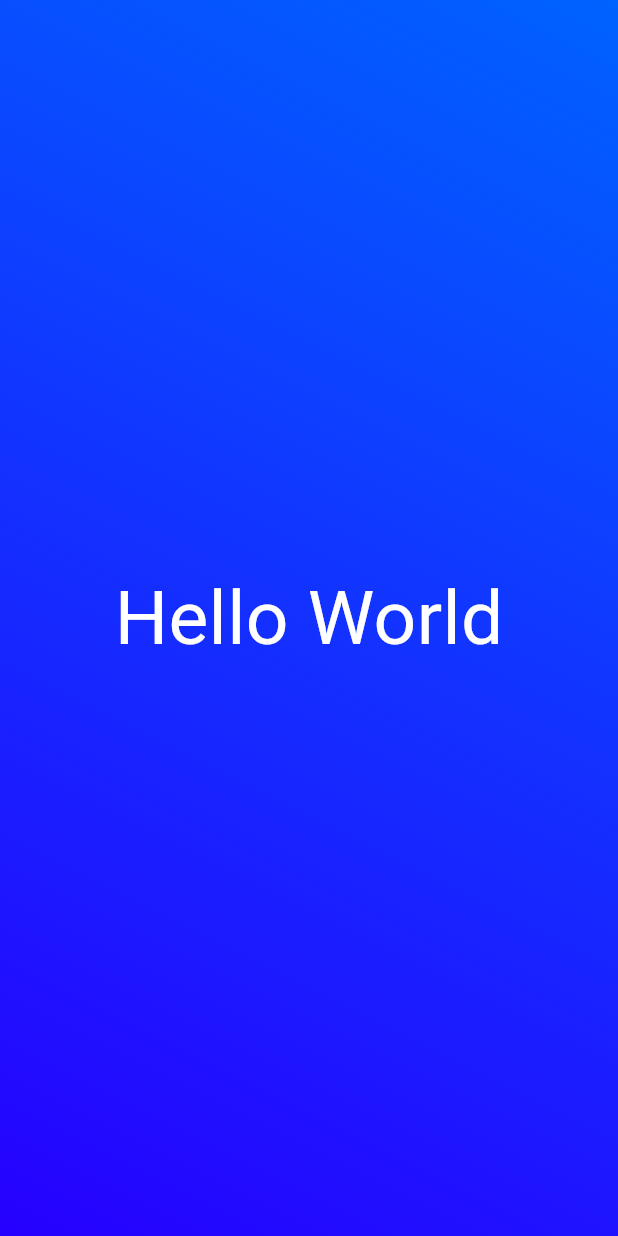
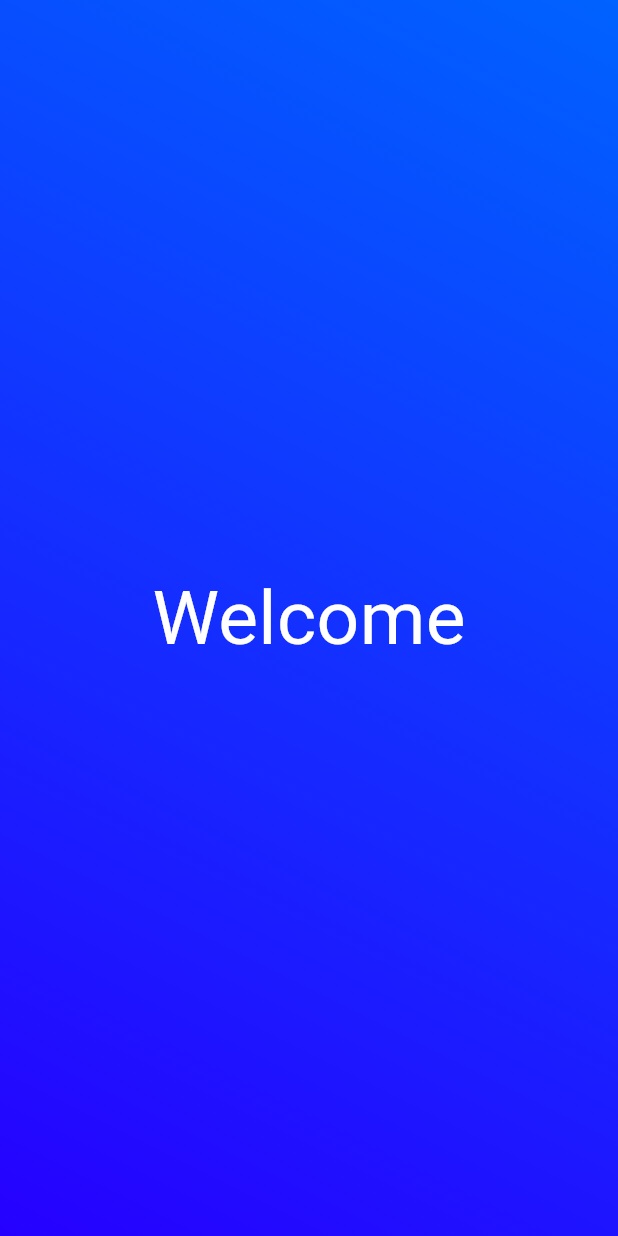
Before and after one commit to UdaraDananjaya/flutter_application, a Flutter app: the screen it shows after launch, on a phone screen of 412 x 824 dp. Run offline on Flutter 3.47's test engine with Material 3 defaults, Android fonts, the phone set to English and light mode, and no system bars.

Commit message:
Pass Variable

```diff
--- a/lib/home_screen.dart
+++ b/lib/home_screen.dart
@@ -1,5 +1,9 @@
 import 'package:flutter/material.dart';
 import 'package:flutter_application/styled_tex.dart';
+
+const beginAlignment = Alignment.topRight;
+const endAlignment = Alignment.bottomLeft;
+//Widget? endAlignment = null;
 
 class HomeScreen extends StatelessWidget {
   const HomeScreen({super.key});
@@ -10,14 +14,10 @@ class HomeScreen extends StatelessWidget {
         // backgroundColor: Color.fromARGB(133, 173, 109, 241),
         body: Container(
           decoration: const BoxDecoration(
-              gradient: LinearGradient(
-            colors: [
-              Color.fromARGB(255, 0, 98, 255),
-              Color.fromARGB(255, 38, 0, 255),
-            ],
-            begin: Alignment.topRight,
-            end:Alignment.bottomLeft
-          )),
+              gradient: LinearGradient(colors: [
+            Color.fromARGB(255, 0, 98, 255),
+            Color.fromARGB(255, 38, 0, 255),
+          ], begin: beginAlignment, end: endAlignment)),
           child: const StyledTex(),
         ),
       ),
--- a/lib/styled_tex.dart
+++ b/lib/styled_tex.dart
@@ -1,4 +1,6 @@
 import 'package:flutter/material.dart';
+
+const parameterText = "Welcome";
 
 class StyledTex extends StatelessWidget {
   const StyledTex({super.key});
@@ -6,7 +8,7 @@ class StyledTex extends StatelessWidget {
   Widget build(context) {
     return const Center(
       child: Text(
-        "Hello World",
+        parameterText,
         style: TextStyle(color: Colors.white, fontSize: 50),
       ),
     );
```
